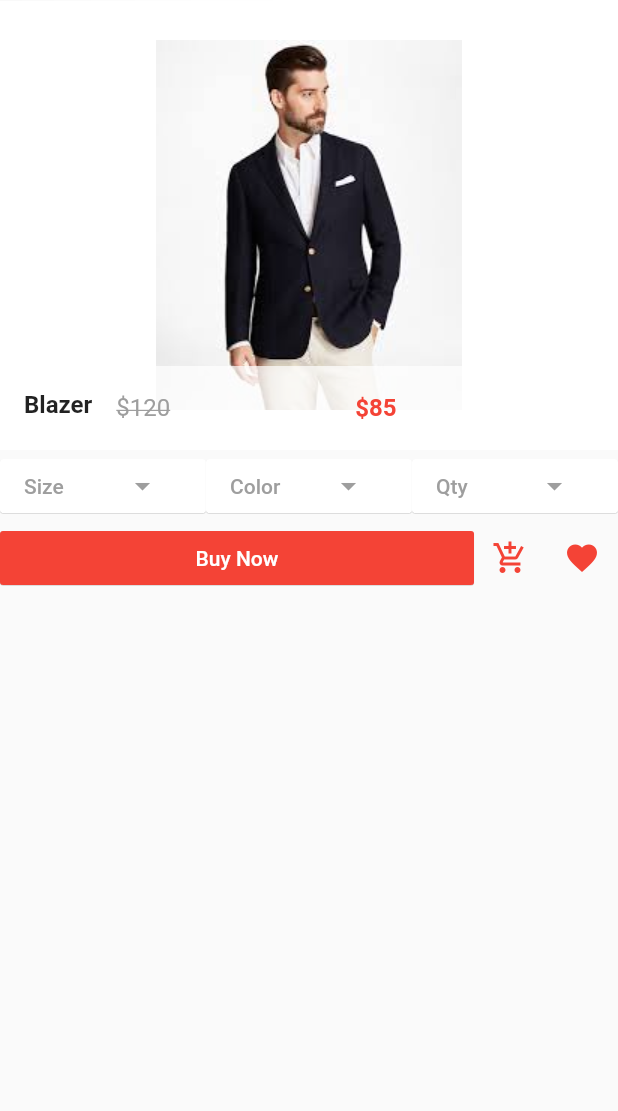
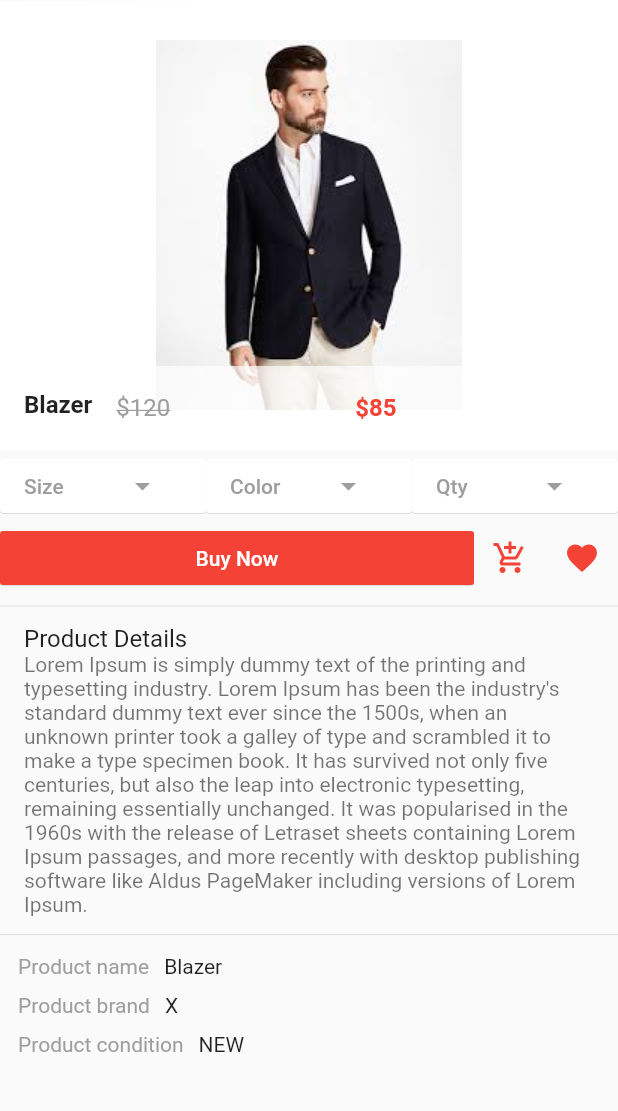
Before and after one commit to MahmoudSelmy/flutter_app, a Flutter app: the screen it shows after launch, after a tap on "Blazer", on a phone screen of 412 x 824 dp, the part 84-1195 px from its top. Run offline on Flutter 3.47's test engine with Material 2 defaults, Android fonts, the phone set to English and light mode, and no system bars; our stand-ins replace carousel_pro.

Commit message:
18 - 18  Flutter e-commerce app - product details continuation

```diff
--- a/lib/pages/product_details.dart
+++ b/lib/pages/product_details.dart
@@ -59,33 +59,80 @@ class _ProductDetailsState extends State<ProductDetails> {
           ),
           Row(
             children: <Widget>[
-              buildExpandedButton('Size', Icons.arrow_drop_down),
-              buildExpandedButton('Color', Icons.arrow_drop_down),
-              buildExpandedButton('Qty', Icons.arrow_drop_down),
+              buildExpandedButton('Size', Icons.arrow_drop_down, onClose: () {
+                Navigator.of(context).pop(context);
+              }),
+              buildExpandedButton('Color', Icons.arrow_drop_down,
+                  onClose: () {}),
+              buildExpandedButton('Qty', Icons.arrow_drop_down, onClose: () {}),
             ],
           ),
           Row(
             children: <Widget>[
               buildBuyButton('Buy Now'),
               IconButton(
-                icon: Icon(Icons.add_shopping_cart, color: Colors.red,),
-                onPressed: (){},
+                icon: Icon(
+                  Icons.add_shopping_cart,
+                  color: Colors.red,
+                ),
+                onPressed: () {},
               ),
               IconButton(
-                icon: Icon(Icons.favorite, color: Colors.red,),
-                onPressed: (){},
+                icon: Icon(
+                  Icons.favorite,
+                  color: Colors.red,
+                ),
+                onPressed: () {},
               ),
             ],
-          )
+          ),
+          Divider(),
+          ListTile(
+              title: Text('Product Details'),
+              subtitle: Text(
+                  "Lorem Ipsum is simply dummy text of the printing and typesetting industry. Lorem Ipsum has been the industry's standard dummy text ever since the 1500s, when an unknown printer took a galley of type and scrambled it to make a type specimen book. It has survived not only five centuries, but also the leap into electronic typesetting, remaining essentially unchanged. It was popularised in the 1960s with the release of Letraset sheets containing Lorem Ipsum passages, and more recently with desktop publishing software like Aldus PageMaker including versions of Lorem Ipsum.")),
+          Divider(),
+          buildSpecsRow('Product name', 'Blazer'),
+          buildSpecsRow('Product brand', 'X'),
+          buildSpecsRow('Product condition', 'NEW'),
         ],
       ),
     );
   }
 
-  Expanded buildExpandedButton(String text, IconData icon) {
+  Row buildSpecsRow(String spec, String value) {
+    return Row(
+          children: <Widget>[
+            Padding(
+              padding: EdgeInsets.fromLTRB(12.0, 5.0, 5.0, 5.0),
+              child:
+                  Text(spec, style: TextStyle(color: Colors.grey)),
+            ),
+            Padding(
+              padding: EdgeInsets.all(5.0),
+              child: Text(value),
+            )
+          ],
+        );
+  }
+
+  Expanded buildExpandedButton(String text, IconData icon, {Function onClose}) {
     return Expanded(
       child: MaterialButton(
-                onPressed: () {},
+        onPressed: () {
+          showDialog(
+              context: context,
+              builder: (context) => AlertDialog(
+                    title: Text(text),
+                    content: Text('Select the ' + text),
+                    actions: <Widget>[
+                      MaterialButton(
+                        onPressed: onClose,
+                        child: Text('Close'),
+                      )
+                    ],
+                  ));
+        },
         color: Colors.white,
         textColor: Colors.grey,
         elevation: 0.2,
@@ -102,6 +149,7 @@ class _ProductDetailsState extends State<ProductDetails> {
       ),
     );
   }
+
   Expanded buildBuyButton(String text) {
     return Expanded(
       child: MaterialButton(
@@ -109,7 +157,10 @@ class _ProductDetailsState extends State<ProductDetails> {
         color: Colors.red,
         textColor: Colors.white,
         elevation: 0.2,
-        child: Text(text, textAlign: TextAlign.center,),
+        child: Text(
+          text,
+          textAlign: TextAlign.center,
+        ),
       ),
     );
   }
```
Lines whose indentation alone changed are shown as unchanged.
